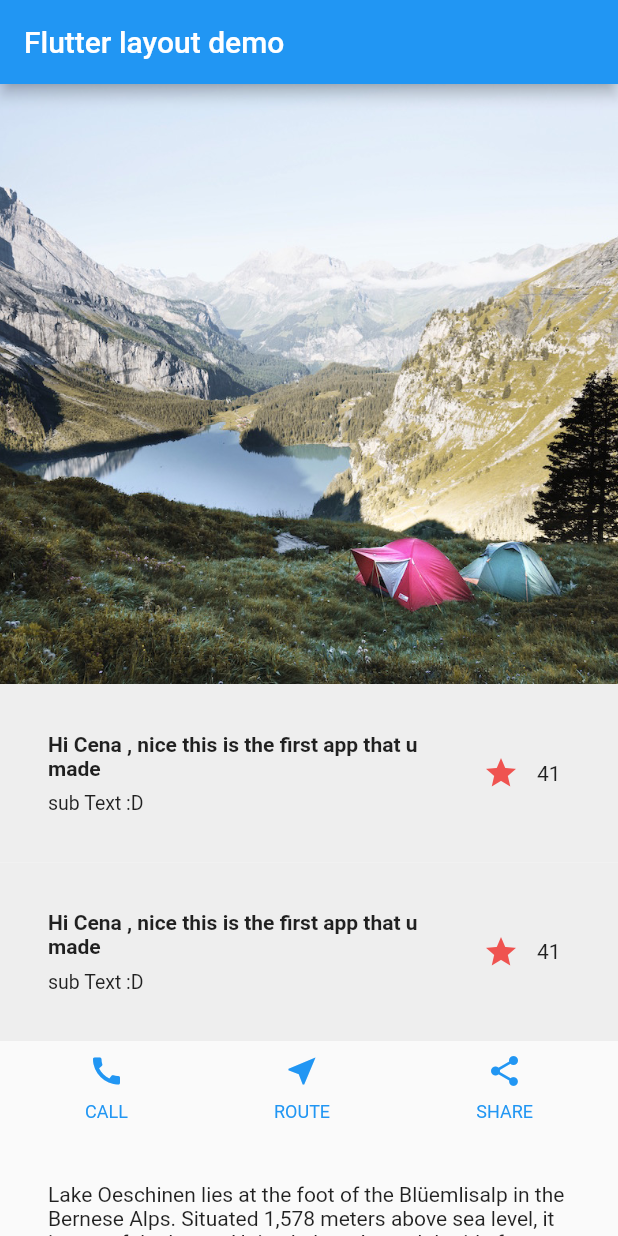
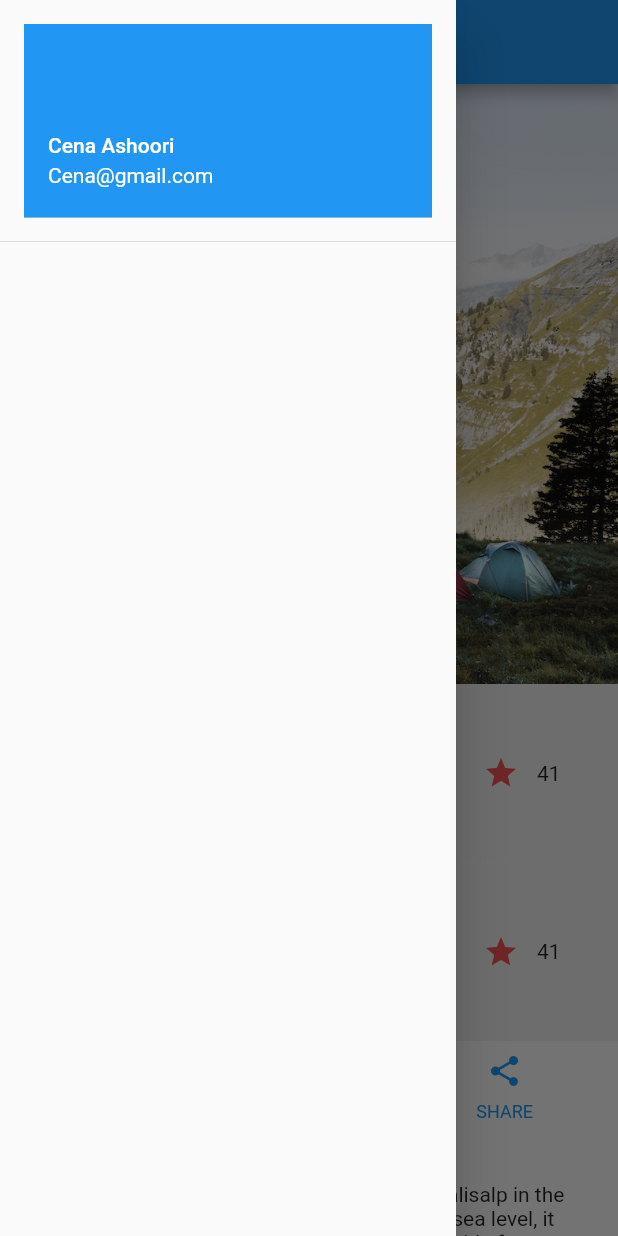
Before and after one commit to CenaAshoori/Flutter-Applications, a Flutter app: the screen it shows after launch, with the side drawer open (before the commit the screen has no drawer), on a phone screen of 412 x 824 dp. Run offline on Flutter 3.47's test engine with Material 2 defaults, Android fonts, the phone set to English and light mode, and no system bars.

```diff
--- a/lib/main.dart
+++ b/lib/main.dart
@@ -84,6 +84,22 @@ class MyApp extends StatelessWidget {
         appBar: AppBar(
           title: const Text('Flutter layout demo'),
         ),
+        drawer: Drawer(
+          child: ListView(
+            children: <Widget>[
+              DrawerHeader(
+                child: UserAccountsDrawerHeader(
+                  accountName: Text("Cena Ashoori"),
+                  accountEmail: Text("Cena@gmail.com"),
+                ),
+
+              ),
+              Container(
+
+              )
+            ],
+          ),
+        ),
         body: ListView(children: <Widget>[
           Image.asset(
             "images/1.jpg",
```
